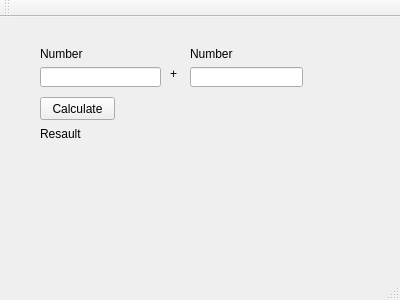
This is mainwindow.ui in VLN-H7/Skil3 as Qt 5 draws it before an edit. The edited form follows.
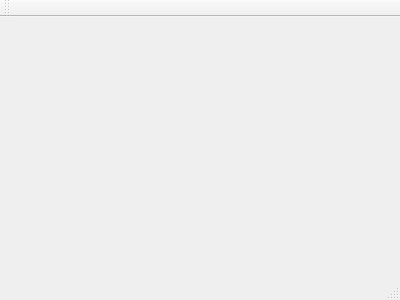
This is the edited form.

Patch:
```diff
--- a/mainwindow.ui
+++ b/mainwindow.ui
@@ -14,91 +14,6 @@
    <string>MainWindow</string>
   </property>
   <widget class="QWidget" name="centralWidget">
-   <widget class="QLabel" name="label_number1">
-    <property name="geometry">
-     <rect>
-      <x>40</x>
-      <y>30</y>
-      <width>46</width>
-      <height>13</height>
-     </rect>
-    </property>
-    <property name="text">
-     <string>Number 1</string>
-    </property>
-   </widget>
-   <widget class="QLabel" name="label_number2">
-    <property name="geometry">
-     <rect>
-      <x>190</x>
-      <y>30</y>
-      <width>46</width>
-      <height>13</height>
-     </rect>
-    </property>
-    <property name="text">
-     <string>Number 2</string>
-    </property>
-   </widget>
-   <widget class="QLineEdit" name="input_number1">
-    <property name="geometry">
-     <rect>
-      <x>40</x>
-      <y>50</y>
-      <width>121</width>
-      <height>20</height>
-     </rect>
-    </property>
-   </widget>
-   <widget class="QLineEdit" name="input_number2">
-    <property name="geometry">
-     <rect>
-      <x>190</x>
-      <y>50</y>
-      <width>113</width>
-      <height>20</height>
-     </rect>
-    </property>
-   </widget>
-   <widget class="QLabel" name="label_resault">
-    <property name="geometry">
-     <rect>
-      <x>40</x>
-      <y>110</y>
-      <width>46</width>
-      <height>13</height>
-     </rect>
-    </property>
-    <property name="text">
-     <string>Resault</string>
-    </property>
-   </widget>
-   <widget class="QLabel" name="label_plus">
-    <property name="geometry">
-     <rect>
-      <x>170</x>
-      <y>50</y>
-      <width>46</width>
-      <height>13</height>
-     </rect>
-    </property>
-    <property name="text">
-     <string>+</string>
-    </property>
-   </widget>
-   <widget class="QPushButton" name="pushButton_calculate">
-    <property name="geometry">
-     <rect>
-      <x>40</x>
-      <y>80</y>
-      <width>75</width>
-      <height>23</height>
-     </rect>
-    </property>
-    <property name="text">
-     <string>Calculate</string>
-    </property>
-   </widget>
    <widget class="QLabel" name="label_calculation_resault">
     <property name="geometry">
      <rect>
```
